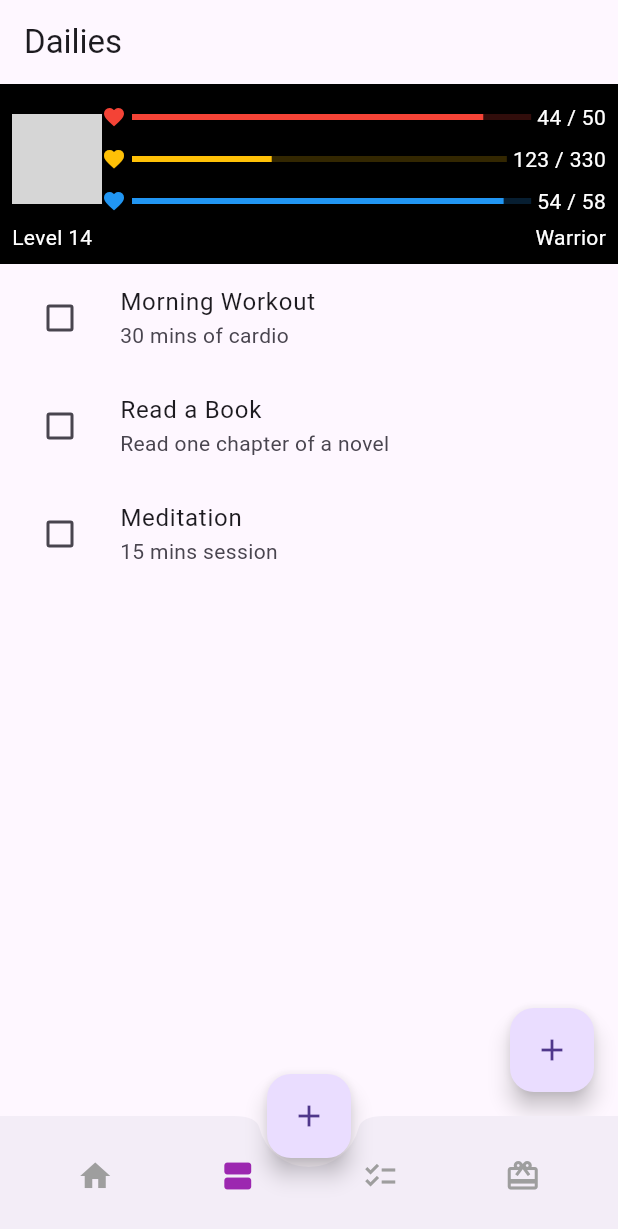
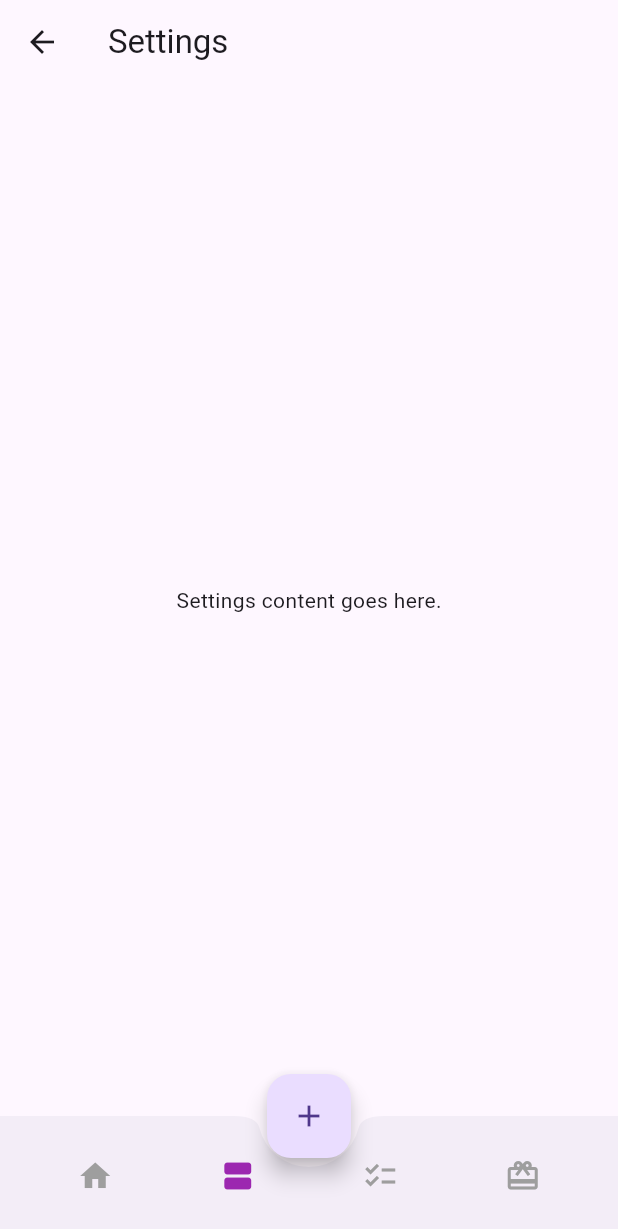
Before and after one commit to NPCuong069/habitpunk_final, a Flutter app: the screen it shows after launch, item 2 of the bottom bar chosen, after a tap on the "add" icon, on a phone screen of 412 x 824 dp. Shown: the top 1229 px of the screen. Run offline on Flutter 3.47's test engine with Material 3 defaults, Android fonts, the phone set to English and light mode, and no system bars; network calls fail; grey boxes are pictures that could not be loaded.

Commit message:
update navbar

```diff
--- a/lib/main.dart
+++ b/lib/main.dart
@@ -1,8 +1,8 @@
 import 'package:flutter/material.dart' hide NavigationBar;
-// import 'package:firebase_core/firebase_core.dart';
 import 'src/ui/widgets/navigation_bar.dart';
-import 'src/ui/pages/habits_page.dart'; // Import the HabitsPage
+import 'src/ui/pages/habits_page.dart';
 import 'src/ui/pages/dailies_page.dart';
+import 'src/ui/pages/setting_page.dart';
 
 void main() async {
   WidgetsFlutterBinding.ensureInitialized();
@@ -19,6 +19,7 @@ class MyApp extends StatelessWidget {
         // Define your app theme if needed
       ),
       home: MainScreen(),
+      // Remove the named routes that are not used by the main navigator
     );
   }
 }
@@ -30,40 +31,73 @@ class MainScreen extends StatefulWidget {
 
 class _MainScreenState extends State<MainScreen> {
   int _selectedIndex = 0;
+  final List<GlobalKey<NavigatorState>> _navigatorKeys = [
+    GlobalKey<NavigatorState>(),
+    GlobalKey<NavigatorState>(),
+    // Add a key for each tab
+  ];
 
-  // Use a function to lazily create the pages
-  Widget _getPage(int index) {
-    switch (index) {
-      case 0:
-        return HabitsPage();
-      case 1:
-        return DailiesPage();
-      // Add other cases for more pages
-      default:
-        return Center(child: Text('Page Placeholder'));
+  void _onNavBarItemTapped(int index) {
+    // Check if the selected index is the current index
+    if (_selectedIndex == index) {
+      // Pop to the first route if the user taps on the active tab
+      _navigatorKeys[index].currentState?.popUntil((route) => route.isFirst);
+    } else {
+      setState(() {
+        _selectedIndex = index;
+      });
     }
   }
 
-  void _onNavBarItemTapped(int index) {
-    setState(() {
-      _selectedIndex = index;
-    });
+  Widget _buildOffstageNavigator(int index) {
+    return Offstage(
+      offstage: _selectedIndex != index,
+      child: Navigator(
+        key: _navigatorKeys[index],
+        onGenerateRoute: (RouteSettings settings) {
+          WidgetBuilder builder;
+          switch (index) {
+            case 0:
+              builder = (BuildContext context) => HabitsPage();
+              break;
+            case 1:
+              builder = (BuildContext context) => DailiesPage();
+              break;
+            // Add other cases for more pages
+            default:
+              builder = (BuildContext context) => Center(child: Text('Page Placeholder'));
+              break;
+          }
+          return MaterialPageRoute(builder: builder, settings: settings);
+        },
+      ),
+    );
   }
 
   @override
   Widget build(BuildContext context) {
     return Scaffold(
-      body: _getPage(_selectedIndex),
+      body: Stack(
+        children: List.generate(_navigatorKeys.length, (index) => _buildOffstageNavigator(index)),
+      ),
       bottomNavigationBar: NavigationBar(
         currentIndex: _selectedIndex,
         onItemSelected: _onNavBarItemTapped,
       ),
-      floatingActionButton: FloatingActionButton(
-        child: Icon(Icons.add),
-        onPressed: () {
-          // Add onPressed logic for FAB here
-        },
-      ),
+      floatingActionButton: _selectedIndex == 1 // Assuming the FAB is only for the DailiesPage
+          ? FloatingActionButton(
+              child: Icon(Icons.add),
+              onPressed: () {
+                // Here you can handle the FAB press based on the selected index
+                _navigatorKeys[_selectedIndex].currentState?.push(
+                  MaterialPageRoute(
+                    builder: (context) => SettingsPage(),
+                    // fullscreenDialog: true, // Remove this if you want to see the bottom navigation bar
+                  ),
+                );
+              },
+            )
+          : null,
       floatingActionButtonLocation: FloatingActionButtonLocation.centerDocked,
     );
   }
--- a/lib/src/ui/pages/dailies_page.dart
+++ b/lib/src/ui/pages/dailies_page.dart
@@ -1,4 +1,5 @@
 import 'package:flutter/material.dart';
+import 'setting_page.dart';
 
 class DailiesPage extends StatefulWidget {
   @override
@@ -7,8 +8,14 @@ class DailiesPage extends StatefulWidget {
 
 class _DailiesPageState extends State<DailiesPage> {
   final List<Task> _tasks = [
-    Task(title: "Morning Workout", description: "30 mins of cardio", completed: false),
-    Task(title: "Read a Book", description: "Read one chapter of a novel", completed: false),
+    Task(
+        title: "Morning Workout",
+        description: "30 mins of cardio",
+        completed: false),
+    Task(
+        title: "Read a Book",
+        description: "Read one chapter of a novel",
+        completed: false),
     Task(title: "Meditation", description: "15 mins session", completed: false),
   ];
 
@@ -17,6 +24,17 @@ class _DailiesPageState extends State<DailiesPage> {
     return Scaffold(
       appBar: AppBar(
         title: Text('Dailies'),
+        actions: <Widget>[
+          IconButton(
+            icon: Icon(Icons.settings),
+            onPressed: () {
+              // Navigate to the SettingsPage
+              Navigator.of(context).push(MaterialPageRoute(
+                builder: (context) => SettingsPage(),
+              ));
+            },
+          ),
+        ],
       ),
       body: Column(
         children: [
@@ -43,13 +61,7 @@ class _DailiesPageState extends State<DailiesPage> {
           ),
         ],
       ),
-      floatingActionButton: FloatingActionButton(
-        onPressed: () {
-          // Placeholder for adding a new task
-          print("Add new task");
-        },
-        child: Icon(Icons.add),
-      ),
+
     );
   }
 }
@@ -75,7 +87,8 @@ class StatBar extends StatelessWidget {
       child: Row(
         children: [
           Icon(
-            Icons.favorite, // Just as an example, use appropriate icons for each stat
+            Icons
+                .favorite, // Just as an example, use appropriate icons for each stat
             color: color,
             size: 16,
           ),
@@ -122,9 +135,21 @@ class UserStatusCard extends StatelessWidget {
                   child: Column(
                     crossAxisAlignment: CrossAxisAlignment.start,
                     children: [
-                      StatBar(label: 'Health', value: health, maxValue: maxHealth, color: Colors.red),
-                      StatBar(label: 'Experience', value: experience, maxValue: nextLevelExp, color: Colors.amber),
-                      StatBar(label: 'Mana', value: mana, maxValue: maxMana, color: Colors.blue),
+                      StatBar(
+                          label: 'Health',
+                          value: health,
+                          maxValue: maxHealth,
+                          color: Colors.red),
+                      StatBar(
+                          label: 'Experience',
+                          value: experience,
+                          maxValue: nextLevelExp,
+                          color: Colors.amber),
+                      StatBar(
+                          label: 'Mana',
+                          value: mana,
+                          maxValue: maxMana,
+                          color: Colors.blue),
                     ],
                   ),
                 ),
@@ -149,5 +174,6 @@ class Task {
   String description;
   bool completed;
 
-  Task({required this.title, required this.description, this.completed = false});
+  Task(
+      {required this.title, required this.description, this.completed = false});
 }
--- /dev/null
+++ b/lib/src/ui/pages/setting_page.dart
@@ -0,0 +1,16 @@
+// Inside lib/src/ui/pages/settings_page.dart
+import 'package:flutter/material.dart';
+
+class SettingsPage extends StatelessWidget {
+  @override
+  Widget build(BuildContext context) {
+    return Scaffold(
+      appBar: AppBar(
+        title: Text('Settings'),
+      ),
+      body: Center(
+        child: Text('Settings content goes here.'),
+      ),
+    );
+  }
+}
```
